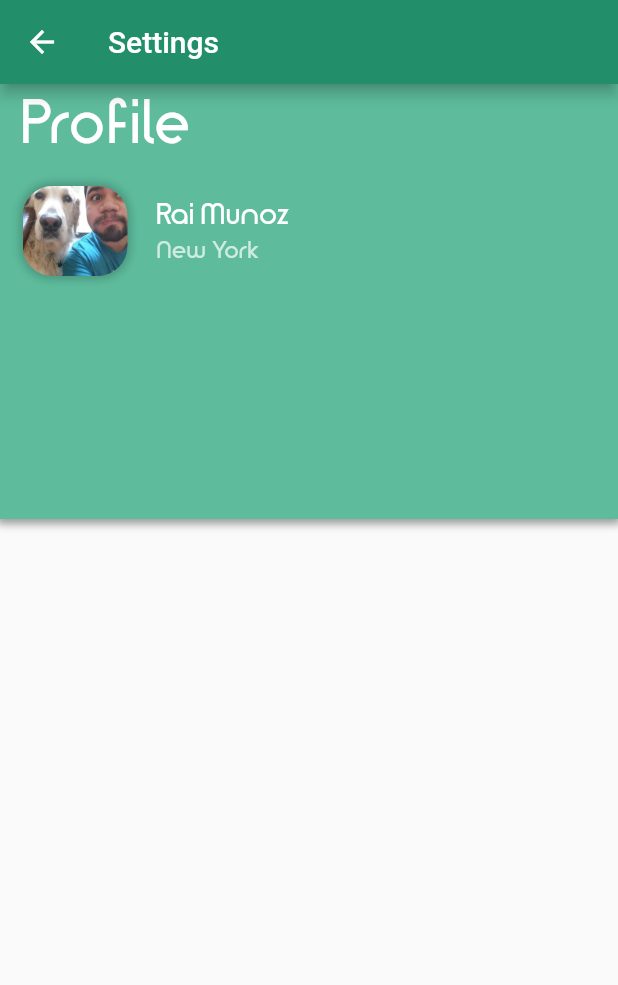
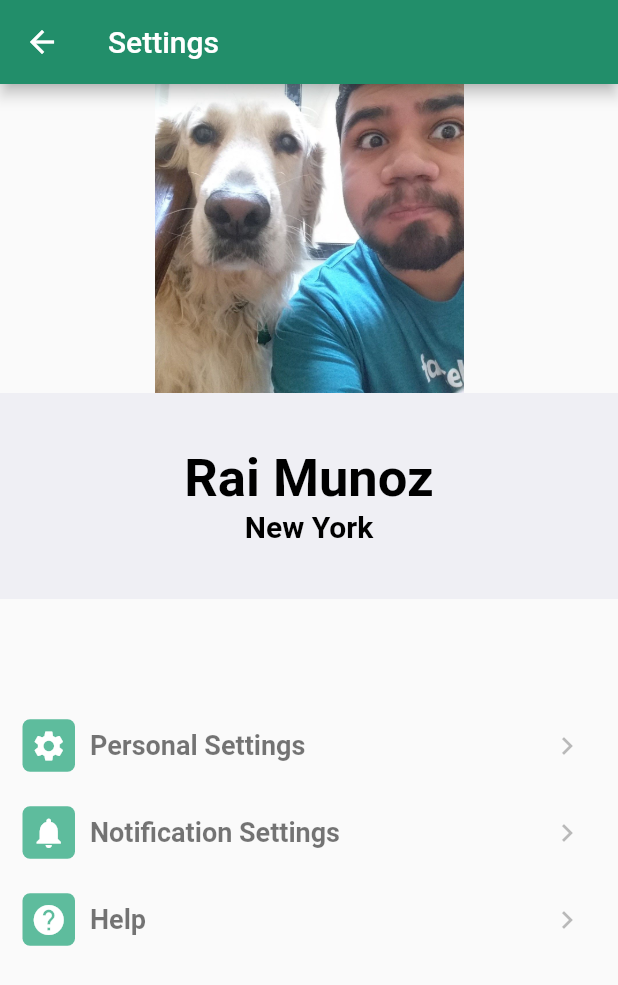
Before and after one commit to RaiMunoz/Cancer_patient_symptom_app, a Flutter app: the screen it shows after launch, after a tap on the "person" icon, on a phone screen of 412 x 824 dp. Shown: the top 985 px of the screen. Run offline on Flutter 3.47's test engine with Material 2 defaults, Android fonts, the phone set to English and light mode, and no system bars; our stand-ins replace font_awesome_flutter, image_picker; missing offline and left inert: flutter_circular_chart.

Commit message:
updated profile page to look like storyboards

```diff
--- a/vita/lib/HomePage.dart
+++ b/vita/lib/HomePage.dart
@@ -30,13 +30,19 @@ class _HomePageState extends State<HomePage> {
     new AnimatedPieChartExample(),
     new InboxScreen(),
   ];
+  final List<String> _children_name = [
+    "Home",
+    "Add",
+    "Analytics",
+    "Messaging",
+  ];
   @override
   Widget build(BuildContext context) {
     return Scaffold(
       appBar: AppBar(
         centerTitle:true,
-        backgroundColor: ThemeColors.lightGreen,
-        title: Text('Vita'),
+        backgroundColor: ThemeColors.darkGreen,
+        title: Text(_children_name[_currentIndex]),
         actions: <Widget>[
           IconButton(
             icon: Icon(Icons.person),
@@ -54,22 +60,22 @@ class _HomePageState extends State<HomePage> {
           BottomNavigationBarItem(
             icon: new Icon(Icons.home),
             title: new Text('Home'),
-            backgroundColor: ThemeColors.lightGreen,
+            backgroundColor: ThemeColors.darkGreen,
           ),
           BottomNavigationBarItem(
             icon: new Icon(Icons.add_circle_outline),
             title: new Text('Add'),
-            backgroundColor: ThemeColors.lightGreen,
+            backgroundColor: ThemeColors.darkGreen,
           ),
           BottomNavigationBarItem(
             icon: new Icon(Icons.insert_chart),
             title: new Text('Analytics'),
-            backgroundColor: ThemeColors.lightGreen,
+            backgroundColor: ThemeColors.darkGreen,
           ),
           BottomNavigationBarItem(
             icon: new Icon(Icons.message),
             title: new Text('Message'),
-            backgroundColor: ThemeColors.lightGreen,
+            backgroundColor: ThemeColors.darkGreen,
           )
         ],
       ),
--- a/vita/lib/pages/profile/account.dart
+++ b/vita/lib/pages/profile/account.dart
@@ -27,7 +27,7 @@ class _account extends State<account> {
         padding: const EdgeInsets.all(0.0),
         children: <Widget>[
           new ProfileHeader(profile),
-        //  new menu(),
+          new menu(),
         ],
       ),
     );
--- a/vita/lib/pages/profile/menu.dart
+++ b/vita/lib/pages/profile/menu.dart
@@ -1,5 +1,6 @@
 import 'package:flutter/material.dart';
 import 'package:font_awesome_flutter/font_awesome_flutter.dart';
+import 'package:vita/assets/theme/theme.dart';
 
 class menu extends StatelessWidget {
 
@@ -10,11 +11,9 @@ class menu extends StatelessWidget {
       child: new ListView(
         padding: const EdgeInsets.only(left: 5.0),
         children: <Widget>[
-          _buildListItem("Camera", Icons.camera, () {}),
-          _buildListItem("Medications", Icons.favorite, () {}),
-          _buildListItem("Reminders", Icons.card_giftcard, () {}),
-          _buildListItem("Friends", Icons.people, () {}),
-          _buildListItem("Goals", FontAwesomeIcons.trophy, () {}),
+          _buildListItem("Personal Settings", Icons.settings, () {}),
+          _buildListItem("Notification Settings", Icons.notifications, () {}),
+          _buildListItem("Help", Icons.help, () {}),
         ],
       ),
     );
@@ -39,7 +38,7 @@ class menu extends StatelessWidget {
               height: 35.0,
               margin: const EdgeInsets.only(right: 10.0),
               decoration: new BoxDecoration(
-                color: Colors.purple,
+                color: ThemeColors.lightGreen,
                 borderRadius: new BorderRadius.circular(5.0),
               ),
               alignment: Alignment.center,
--- a/vita/lib/pages/profile/profile_header.dart
+++ b/vita/lib/pages/profile/profile_header.dart
@@ -13,52 +13,66 @@ class ProfileHeader extends StatelessWidget {
 
   ProfileHeader(this.profile);
 
+
+
   @override
   Widget build(BuildContext context) {
-    const headerHeight = 290.0;
+    double height = MediaQuery.of(context).size.height;
+    double headerHeight = height/2;
+    TextStyle mainTextStyle = new TextStyle(
+        color: Colors.black,
+        fontWeight: FontWeight.w700,
+        fontSize: 35.0);
+    TextStyle subTextStyle = new TextStyle(
+        fontSize: 20.0,
+        color: Colors.black,
+        fontWeight: FontWeight.w700);
 
     return new Container(
       height: headerHeight,
-      decoration: new BoxDecoration(
-        color: ProfileColors.primaryColor,
-        boxShadow: <BoxShadow>[
-          new BoxShadow(spreadRadius: 2.0,
-              blurRadius: 4.0,
-              offset: new Offset(0.0, 1.0),
-              color: Colors.black38),
-        ],
-      ),
-      child: new Stack(
-        fit: StackFit.expand,
+      child: Row(
         children: <Widget>[
-          // linear gradient
-          new Container(
-            height: headerHeight,
-            decoration: new BoxDecoration(
-              color: ThemeColors.lightGreen,
-              /*gradient: new LinearGradient(
-                  colors: <Color>[ //7928D1
-                    const Color(0xFF7928D1), const Color(0xFF9A4DFF)],
-                  stops: <double>[0.3, 0.5],
-                  begin: Alignment.topRight, end: Alignment.bottomLeft
-              ),*/
-            ),
-          ),
-          //),
-          new Padding(
-            padding: new EdgeInsets.only(
-                left: 15.0, right: 15.0, bottom: 20.0),
-            child: new Column(
-              mainAxisAlignment: MainAxisAlignment.start,
+          Expanded(
+            child: Column(
               crossAxisAlignment: CrossAxisAlignment.start,
-              children: <Widget>[
-                new Padding(
-                  padding: const EdgeInsets.only(bottom: 15.0),
-                  child: _buildTitle(),
+              children: [
+                new Container(
+                  height: headerHeight*(1/2),
+                  decoration: new BoxDecoration(
+                    image: new DecorationImage(image: AssetImage("assets/images/rai_ted.jpg"), fit: BoxFit.scaleDown),
+                  ),
                 ),
-                new Padding(
-                  padding: const EdgeInsets.only(bottom: 20.0),
-                  child: _buildAvatar(),
+                new Container (
+                  height: headerHeight*(1/3),
+                  decoration: new BoxDecoration(
+                    color: ThemeColors.grey1,
+                  ),
+                  child: Row(
+                    children: [
+                      Expanded(
+                        child: Column(
+                          crossAxisAlignment: CrossAxisAlignment.stretch,
+                          mainAxisAlignment: MainAxisAlignment.center,
+                          children: [
+                            Center(
+                              child: Text(
+                                profile.fullName,
+                                style: mainTextStyle,
+                                textAlign: TextAlign.center,
+                              ),
+                            ),
+                            Center(
+                              child: Text(
+                                profile.location,
+                                style: subTextStyle,
+                                textAlign: TextAlign.center,
+                              ),
+                            ),
+                          ],
+                        ),
+                      ),
+                    ],
+                  ),
                 ),
               ],
             ),
@@ -67,55 +81,4 @@ class ProfileHeader extends StatelessWidget {
       ),
     );
   }
-
-  /// Build the bell icon at the top right corner of the header
-
-  Widget _buildTitle() {
-    return new Text("Profile",
-        style: new TextStyle(
-            fontFamily: ProfileFontNames.TimeBurner,
-            fontWeight: FontWeight.w700,
-            color: Colors.white,
-            fontSize: 40.0,
-            letterSpacing: 1.0));
-  }
-
-  /// The avatar consists of the profile image, the users name and location
-  Widget _buildAvatar() {
-    final mainTextStyle = new TextStyle(fontFamily: ProfileFontNames.TimeBurner,
-        color: Colors.white,
-        fontWeight: FontWeight.w700,
-        fontSize: 20.0);
-    final subTextStyle = new TextStyle(
-        fontFamily: ProfileFontNames.TimeBurner,
-        fontSize: 16.0,
-        color: Colors.white70,
-        fontWeight: FontWeight.w700);
-
-    return new Row(
-      children: <Widget>[
-        new Container(
-          width: 70.0, height: 60.0,
-          decoration: new BoxDecoration(
-            image: new DecorationImage(
-                image: new AssetImage("assets/images/rai_ted.jpg"),
-                fit: BoxFit.cover),
-            borderRadius: new BorderRadius.all(new Radius.circular(20.0)),
-            boxShadow: <BoxShadow>[
-              new BoxShadow(
-                  color: Colors.black26, blurRadius: 5.0, spreadRadius: 1.0),
-            ],
-          ),
-        ),
-        new Padding(padding: const EdgeInsets.only(right: 20.0)),
-        new Column(
-          crossAxisAlignment: CrossAxisAlignment.start,
-          children: <Widget>[
-            new Text(profile.fullName, style: mainTextStyle),
-            new Text(profile.location, style: subTextStyle),
-          ],
-        ),
-      ],
-    );
-  }
 }
```
